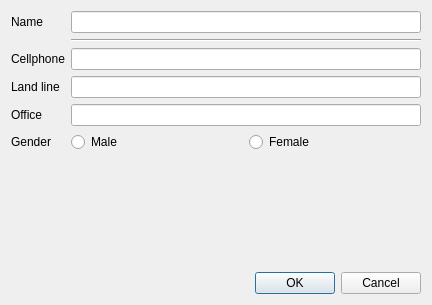
Before: the Qt Designer form src/tools/customwidgets/models/phonebookedit_base.ui in AlekSi/Jabbin, drawn with Qt 5.
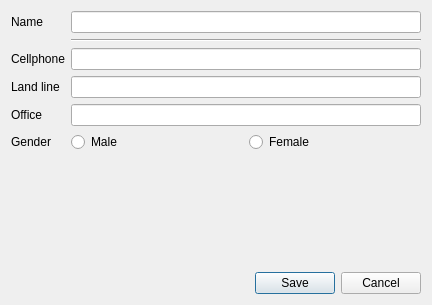
After: the same form once the commit is applied.

The edit to the form file:
```diff
--- a/src/tools/customwidgets/models/phonebookedit_base.ui
+++ b/src/tools/customwidgets/models/phonebookedit_base.ui
@@ -92,7 +92,7 @@
    <item>
     <widget class="QDialogButtonBox" name="buttonBox" >
      <property name="standardButtons" >
-      <set>QDialogButtonBox::Cancel|QDialogButtonBox::Ok</set>
+      <set>QDialogButtonBox::Cancel|QDialogButtonBox::Save</set>
      </property>
     </widget>
    </item>
```
